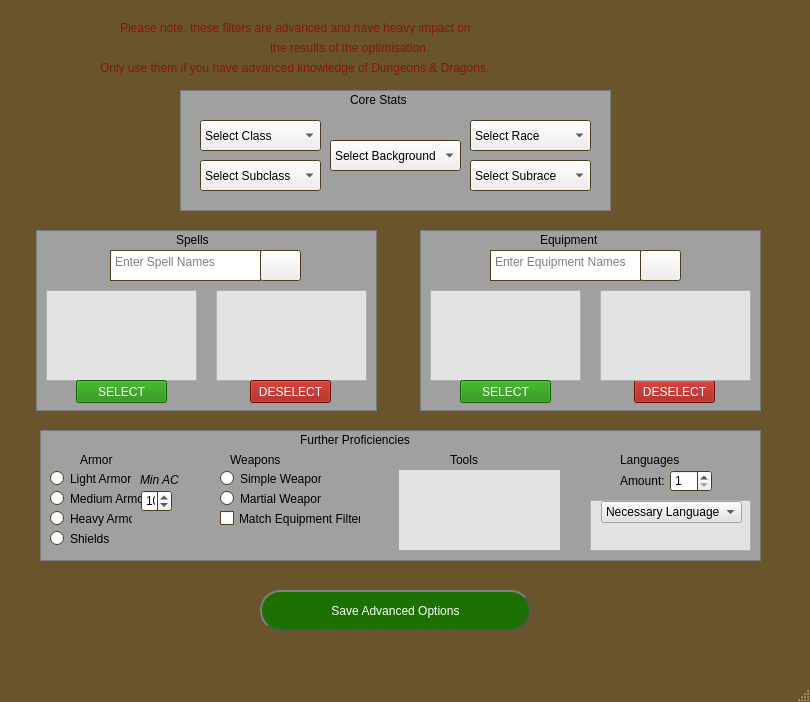
BenPidge/Dissertation-Repository, file FirstDraft/Visuals/AdvancedFiltersMenu.ui: the form before one commit.
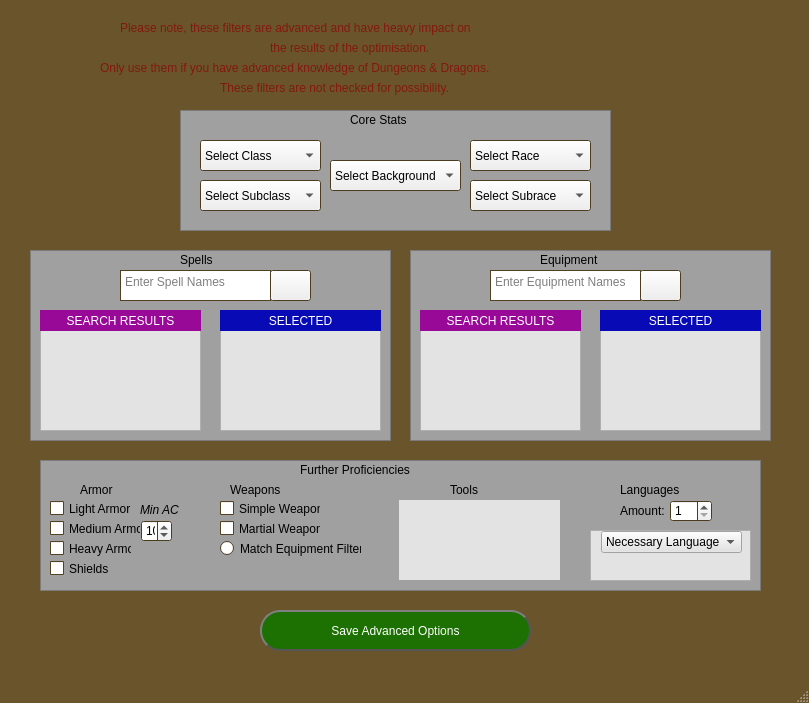
The form after the commit. Icons and pictures are not drawn.

Commit message:
Advanced Options Backend
The core stats, equipment and spell options within advanced options ui now have interactability

```diff
--- a/FirstDraft/Visuals/AdvancedFiltersMenu.ui
+++ b/FirstDraft/Visuals/AdvancedFiltersMenu.ui
@@ -6,8 +6,8 @@
    <rect>
     <x>0</x>
     <y>0</y>
-    <width>810</width>
-    <height>702</height>
+    <width>809</width>
+    <height>703</height>
    </rect>
   </property>
   <property name="palette">
@@ -81,8 +81,8 @@
    <widget class="QLabel" name="spellsLabel">
     <property name="geometry">
      <rect>
-      <x>176</x>
-      <y>230</y>
+      <x>180</x>
+      <y>250</y>
       <width>61</width>
       <height>20</height>
      </rect>
@@ -98,7 +98,7 @@
     <property name="geometry">
      <rect>
       <x>350</x>
-      <y>90</y>
+      <y>110</y>
       <width>91</width>
       <height>20</height>
      </rect>
@@ -114,7 +114,7 @@
     <property name="geometry">
      <rect>
       <x>300</x>
-      <y>430</y>
+      <y>460</y>
       <width>201</width>
       <height>20</height>
      </rect>
@@ -126,27 +126,11 @@
      <string>Further Proficiencies</string>
     </property>
    </widget>
-   <widget class="QLabel" name="equipmentLabel">
-    <property name="geometry">
-     <rect>
-      <x>540</x>
-      <y>230</y>
-      <width>91</width>
-      <height>20</height>
-     </rect>
-    </property>
-    <property name="styleSheet">
-     <string notr="true">font: 12pt &quot;Stencil&quot;;</string>
-    </property>
-    <property name="text">
-     <string>Equipment</string>
-    </property>
-   </widget>
    <widget class="QGraphicsView" name="coreStatsView">
     <property name="geometry">
      <rect>
       <x>180</x>
-      <y>90</y>
+      <y>110</y>
       <width>431</width>
       <height>121</height>
      </rect>
@@ -222,7 +206,7 @@
     <property name="geometry">
      <rect>
       <x>260</x>
-      <y>590</y>
+      <y>610</y>
       <width>271</width>
       <height>41</height>
      </rect>
@@ -243,7 +227,7 @@
     <property name="geometry">
      <rect>
       <x>200</x>
-      <y>120</y>
+      <y>140</y>
       <width>121</width>
       <height>31</height>
      </rect>
@@ -261,7 +245,7 @@
     <property name="geometry">
      <rect>
       <x>200</x>
-      <y>160</y>
+      <y>180</y>
       <width>121</width>
       <height>31</height>
      </rect>
@@ -279,7 +263,7 @@
     <property name="geometry">
      <rect>
       <x>470</x>
-      <y>120</y>
+      <y>140</y>
       <width>121</width>
       <height>31</height>
      </rect>
@@ -297,7 +281,7 @@
     <property name="geometry">
      <rect>
       <x>470</x>
-      <y>160</y>
+      <y>180</y>
       <width>121</width>
       <height>31</height>
      </rect>
@@ -315,7 +299,7 @@
     <property name="geometry">
      <rect>
       <x>330</x>
-      <y>140</y>
+      <y>160</y>
       <width>131</width>
       <height>31</height>
      </rect>
@@ -335,10 +319,10 @@
    <widget class="QGraphicsView" name="spellsView">
     <property name="geometry">
      <rect>
-      <x>36</x>
-      <y>230</y>
-      <width>341</width>
-      <height>181</height>
+      <x>30</x>
+      <y>250</y>
+      <width>361</width>
+      <height>191</height>
      </rect>
     </property>
     <property name="styleSheet">
@@ -360,10 +344,10 @@
    <widget class="QScrollArea" name="spellOptions">
     <property name="geometry">
      <rect>
-      <x>46</x>
-      <y>290</y>
-      <width>151</width>
-      <height>91</height>
+      <x>40</x>
+      <y>330</y>
+      <width>161</width>
+      <height>101</height>
      </rect>
     </property>
     <property name="styleSheet">
@@ -377,8 +361,8 @@
       <rect>
        <x>0</x>
        <y>0</y>
-       <width>149</width>
-       <height>89</height>
+       <width>159</width>
+       <height>99</height>
       </rect>
      </property>
     </widget>
@@ -386,8 +370,8 @@
    <widget class="QTextEdit" name="spellSearchBar">
     <property name="geometry">
      <rect>
-      <x>110</x>
-      <y>250</y>
+      <x>120</x>
+      <y>270</y>
       <width>151</width>
       <height>31</height>
      </rect>
@@ -399,8 +383,8 @@
    <widget class="QPushButton" name="spellSearchBtn">
     <property name="geometry">
      <rect>
-      <x>260</x>
-      <y>250</y>
+      <x>270</x>
+      <y>270</y>
       <width>41</width>
       <height>31</height>
      </rect>
@@ -419,10 +403,10 @@
    <widget class="QScrollArea" name="chosenSpellOptions">
     <property name="geometry">
      <rect>
-      <x>216</x>
-      <y>290</y>
-      <width>151</width>
-      <height>91</height>
+      <x>220</x>
+      <y>330</y>
+      <width>161</width>
+      <height>101</height>
      </rect>
     </property>
     <property name="styleSheet">
@@ -436,71 +420,17 @@
       <rect>
        <x>0</x>
        <y>0</y>
-       <width>149</width>
-       <height>89</height>
+       <width>159</width>
+       <height>99</height>
       </rect>
      </property>
     </widget>
    </widget>
-   <widget class="QPushButton" name="selectSpell">
-    <property name="geometry">
-     <rect>
-      <x>76</x>
-      <y>380</y>
-      <width>91</width>
-      <height>23</height>
-     </rect>
-    </property>
-    <property name="styleSheet">
-     <string notr="true">background-color: rgb(23, 134, 3);
-color: rgb(255, 255, 255);
-font: 87 9pt &quot;Arial Black&quot;;</string>
-    </property>
-    <property name="text">
-     <string>SELECT</string>
-    </property>
-   </widget>
-   <widget class="QPushButton" name="deselectSpell">
-    <property name="geometry">
-     <rect>
-      <x>250</x>
-      <y>380</y>
-      <width>81</width>
-      <height>23</height>
-     </rect>
-    </property>
-    <property name="styleSheet">
-     <string notr="true">background-color: rgb(154, 11, 6);
-color: rgb(255, 255, 255);
-font: 87 9pt &quot;Arial Black&quot;;</string>
-    </property>
-    <property name="text">
-     <string>DESELECT</string>
-    </property>
-   </widget>
-   <widget class="QPushButton" name="deselectEquipment">
-    <property name="geometry">
-     <rect>
-      <x>634</x>
-      <y>380</y>
-      <width>81</width>
-      <height>23</height>
-     </rect>
-    </property>
-    <property name="styleSheet">
-     <string notr="true">background-color: rgb(154, 11, 6);
-color: rgb(255, 255, 255);
-font: 87 9pt &quot;Arial Black&quot;;</string>
-    </property>
-    <property name="text">
-     <string>DESELECT</string>
-    </property>
-   </widget>
    <widget class="QTextEdit" name="equipmentSearchBar">
     <property name="geometry">
      <rect>
       <x>490</x>
-      <y>250</y>
+      <y>270</y>
       <width>151</width>
       <height>31</height>
      </rect>
@@ -509,39 +439,13 @@
      <string>Enter Equipment Names</string>
     </property>
    </widget>
-   <widget class="QScrollArea" name="chosenEquipmentOptions">
-    <property name="geometry">
-     <rect>
-      <x>600</x>
-      <y>290</y>
-      <width>151</width>
-      <height>91</height>
-     </rect>
-    </property>
-    <property name="styleSheet">
-     <string notr="true">background-color: rgb(227, 227, 227);</string>
-    </property>
-    <property name="widgetResizable">
-     <bool>true</bool>
-    </property>
-    <widget class="QWidget" name="chosenEquipmentContents">
-     <property name="geometry">
-      <rect>
-       <x>0</x>
-       <y>0</y>
-       <width>149</width>
-       <height>89</height>
-      </rect>
-     </property>
-    </widget>
-   </widget>
    <widget class="QGraphicsView" name="equipmentView">
     <property name="geometry">
      <rect>
-      <x>420</x>
-      <y>230</y>
-      <width>341</width>
-      <height>181</height>
+      <x>410</x>
+      <y>250</y>
+      <width>361</width>
+      <height>191</height>
      </rect>
     </property>
     <property name="styleSheet">
@@ -560,55 +464,11 @@
      <set>QPainter::TextAntialiasing</set>
     </property>
    </widget>
-   <widget class="QScrollArea" name="equipmentOptions">
-    <property name="geometry">
-     <rect>
-      <x>430</x>
-      <y>290</y>
-      <width>151</width>
-      <height>91</height>
-     </rect>
-    </property>
-    <property name="styleSheet">
-     <string notr="true">background-color: rgb(227, 227, 227);</string>
-    </property>
-    <property name="widgetResizable">
-     <bool>true</bool>
-    </property>
-    <widget class="QWidget" name="equipmentContents">
-     <property name="geometry">
-      <rect>
-       <x>0</x>
-       <y>0</y>
-       <width>149</width>
-       <height>89</height>
-      </rect>
-     </property>
-    </widget>
-   </widget>
-   <widget class="QPushButton" name="selectEquipment">
-    <property name="geometry">
-     <rect>
-      <x>460</x>
-      <y>380</y>
-      <width>91</width>
-      <height>23</height>
-     </rect>
-    </property>
-    <property name="styleSheet">
-     <string notr="true">background-color: rgb(23, 134, 3);
-color: rgb(255, 255, 255);
-font: 87 9pt &quot;Arial Black&quot;;</string>
-    </property>
-    <property name="text">
-     <string>SELECT</string>
-    </property>
-   </widget>
    <widget class="QPushButton" name="equipmentSearchBtn">
     <property name="geometry">
      <rect>
       <x>640</x>
-      <y>250</y>
+      <y>270</y>
       <width>41</width>
       <height>31</height>
      </rect>
@@ -624,11 +484,11 @@
      </size>
     </property>
    </widget>
-   <widget class="QGraphicsView" name="coreStatsView_2">
+   <widget class="QGraphicsView" name="proficienciesView">
     <property name="geometry">
      <rect>
       <x>40</x>
-      <y>430</y>
+      <y>460</y>
       <width>721</width>
       <height>131</height>
      </rect>
@@ -653,7 +513,7 @@
     <property name="geometry">
      <rect>
       <x>80</x>
-      <y>450</y>
+      <y>480</y>
       <width>61</width>
       <height>20</height>
      </rect>
@@ -669,7 +529,7 @@
     <property name="geometry">
      <rect>
       <x>230</x>
-      <y>450</y>
+      <y>480</y>
       <width>81</width>
       <height>20</height>
      </rect>
@@ -685,7 +545,7 @@
     <property name="geometry">
      <rect>
       <x>450</x>
-      <y>450</y>
+      <y>480</y>
       <width>51</width>
       <height>20</height>
      </rect>
@@ -701,7 +561,7 @@
     <property name="geometry">
      <rect>
       <x>620</x>
-      <y>450</y>
+      <y>480</y>
       <width>91</width>
       <height>20</height>
      </rect>
@@ -713,11 +573,11 @@
      <string>Languages</string>
     </property>
    </widget>
-   <widget class="QRadioButton" name="lightArmorBtn">
+   <widget class="QCheckBox" name="lightArmorBtn">
     <property name="geometry">
      <rect>
       <x>50</x>
-      <y>470</y>
+      <y>500</y>
       <width>82</width>
       <height>17</height>
      </rect>
@@ -726,11 +586,11 @@
      <string>Light Armor</string>
     </property>
    </widget>
-   <widget class="QRadioButton" name="mediumArmorBtn">
+   <widget class="QCheckBox" name="mediumArmorBtn">
     <property name="geometry">
      <rect>
       <x>50</x>
-      <y>490</y>
+      <y>520</y>
       <width>91</width>
       <height>17</height>
      </rect>
@@ -739,11 +599,11 @@
      <string>Medium Armor</string>
     </property>
    </widget>
-   <widget class="QRadioButton" name="heavyArmorBtn">
+   <widget class="QCheckBox" name="heavyArmorBtn">
     <property name="geometry">
      <rect>
       <x>50</x>
-      <y>510</y>
+      <y>540</y>
       <width>82</width>
       <height>17</height>
      </rect>
@@ -752,11 +612,11 @@
      <string>Heavy Armor</string>
     </property>
    </widget>
-   <widget class="QRadioButton" name="shieldBtn">
+   <widget class="QCheckBox" name="shieldBtn">
     <property name="geometry">
      <rect>
       <x>50</x>
-      <y>530</y>
+      <y>560</y>
       <width>82</width>
       <height>17</height>
      </rect>
@@ -769,7 +629,7 @@
     <property name="geometry">
      <rect>
       <x>141</x>
-      <y>490</y>
+      <y>520</y>
       <width>31</width>
       <height>22</height>
      </rect>
@@ -788,7 +648,7 @@
     <property name="geometry">
      <rect>
       <x>140</x>
-      <y>470</y>
+      <y>500</y>
       <width>41</width>
       <height>20</height>
      </rect>
@@ -806,7 +666,7 @@
     <property name="geometry">
      <rect>
       <x>620</x>
-      <y>470</y>
+      <y>500</y>
       <width>47</width>
       <height>21</height>
      </rect>
@@ -819,7 +679,7 @@
     <property name="geometry">
      <rect>
       <x>670</x>
-      <y>470</y>
+      <y>500</y>
       <width>42</width>
       <height>22</height>
      </rect>
@@ -835,7 +695,7 @@
     <property name="geometry">
      <rect>
       <x>590</x>
-      <y>500</y>
+      <y>530</y>
       <width>161</width>
       <height>51</height>
      </rect>
@@ -876,7 +736,7 @@
     <property name="geometry">
      <rect>
       <x>399</x>
-      <y>470</y>
+      <y>500</y>
       <width>161</width>
       <height>80</height>
      </rect>
@@ -890,11 +750,11 @@
     <widget class="QWidget" name="page"/>
     <widget class="QWidget" name="page_2"/>
    </widget>
-   <widget class="QRadioButton" name="simpleWeaponsBtn">
+   <widget class="QCheckBox" name="simpleWeaponsBtn">
     <property name="geometry">
      <rect>
       <x>220</x>
-      <y>470</y>
+      <y>500</y>
       <width>101</width>
       <height>17</height>
      </rect>
@@ -903,11 +763,11 @@
      <string>Simple Weapons</string>
     </property>
    </widget>
-   <widget class="QRadioButton" name="martialWeaponsBtn">
+   <widget class="QCheckBox" name="martialWeaponsBtn">
     <property name="geometry">
      <rect>
       <x>220</x>
-      <y>490</y>
+      <y>520</y>
       <width>101</width>
       <height>17</height>
      </rect>
@@ -916,11 +776,11 @@
      <string>Martial Weapons</string>
     </property>
    </widget>
-   <widget class="QCheckBox" name="weaponsMatchEquipmentBtn">
+   <widget class="QRadioButton" name="weaponsMatchEquipmentBtn">
     <property name="geometry">
      <rect>
       <x>220</x>
-      <y>510</y>
+      <y>540</y>
       <width>141</width>
       <height>17</height>
      </rect>
@@ -929,14 +789,182 @@
      <string>Match Equipment Filters</string>
     </property>
    </widget>
-   <zorder>coreStatsView_2</zorder>
+   <widget class="QLabel" name="warningLabel4">
+    <property name="geometry">
+     <rect>
+      <x>220</x>
+      <y>80</y>
+      <width>401</width>
+      <height>16</height>
+     </rect>
+    </property>
+    <property name="styleSheet">
+     <string notr="true">font: 12pt &quot;Stencil&quot;;
+color: rgb(131, 24, 14);</string>
+    </property>
+    <property name="text">
+     <string>These filters are not checked for possibility.</string>
+    </property>
+   </widget>
+   <widget class="QScrollArea" name="chosenEquipmentOptions">
+    <property name="geometry">
+     <rect>
+      <x>600</x>
+      <y>330</y>
+      <width>161</width>
+      <height>101</height>
+     </rect>
+    </property>
+    <property name="styleSheet">
+     <string notr="true">background-color: rgb(227, 227, 227);</string>
+    </property>
+    <property name="widgetResizable">
+     <bool>true</bool>
+    </property>
+    <widget class="QWidget" name="chosenEquipmentContents">
+     <property name="geometry">
+      <rect>
+       <x>0</x>
+       <y>0</y>
+       <width>159</width>
+       <height>99</height>
+      </rect>
+     </property>
+    </widget>
+   </widget>
+   <widget class="QScrollArea" name="equipmentOptions">
+    <property name="geometry">
+     <rect>
+      <x>420</x>
+      <y>330</y>
+      <width>161</width>
+      <height>101</height>
+     </rect>
+    </property>
+    <property name="styleSheet">
+     <string notr="true">background-color: rgb(227, 227, 227);</string>
+    </property>
+    <property name="widgetResizable">
+     <bool>true</bool>
+    </property>
+    <widget class="QWidget" name="equipmentContents">
+     <property name="geometry">
+      <rect>
+       <x>0</x>
+       <y>0</y>
+       <width>159</width>
+       <height>99</height>
+      </rect>
+     </property>
+    </widget>
+   </widget>
+   <widget class="QLabel" name="equipmentLabel">
+    <property name="geometry">
+     <rect>
+      <x>540</x>
+      <y>250</y>
+      <width>91</width>
+      <height>20</height>
+     </rect>
+    </property>
+    <property name="styleSheet">
+     <string notr="true">font: 12pt &quot;Stencil&quot;;</string>
+    </property>
+    <property name="text">
+     <string>Equipment</string>
+    </property>
+   </widget>
+   <widget class="QLabel" name="spellSearchLabel">
+    <property name="geometry">
+     <rect>
+      <x>40</x>
+      <y>310</y>
+      <width>161</width>
+      <height>21</height>
+     </rect>
+    </property>
+    <property name="styleSheet">
+     <string notr="true">background-color: rgb(152, 9, 152);
+color: rgb(255, 255, 255);
+font: 87 9pt &quot;Arial Black&quot;;</string>
+    </property>
+    <property name="text">
+     <string>SEARCH RESULTS</string>
+    </property>
+    <property name="alignment">
+     <set>Qt::AlignCenter</set>
+    </property>
+   </widget>
+   <widget class="QLabel" name="spellSelectedLabel">
+    <property name="geometry">
+     <rect>
+      <x>220</x>
+      <y>310</y>
+      <width>161</width>
+      <height>21</height>
+     </rect>
+    </property>
+    <property name="styleSheet">
+     <string notr="true">background-color: rgb(7, 10, 181);
+color: rgb(255, 255, 255);
+font: 87 9pt &quot;Arial Black&quot;;</string>
+    </property>
+    <property name="text">
+     <string>SELECTED</string>
+    </property>
+    <property name="alignment">
+     <set>Qt::AlignCenter</set>
+    </property>
+   </widget>
+   <widget class="QLabel" name="equipmentSearchLabel">
+    <property name="geometry">
+     <rect>
+      <x>420</x>
+      <y>310</y>
+      <width>161</width>
+      <height>21</height>
+     </rect>
+    </property>
+    <property name="styleSheet">
+     <string notr="true">background-color: rgb(152, 9, 152);
+color: rgb(255, 255, 255);
+font: 87 9pt &quot;Arial Black&quot;;</string>
+    </property>
+    <property name="text">
+     <string>SEARCH RESULTS</string>
+    </property>
+    <property name="alignment">
+     <set>Qt::AlignCenter</set>
+    </property>
+   </widget>
+   <widget class="QLabel" name="equipmentSelectedLabel">
+    <property name="geometry">
+     <rect>
+      <x>600</x>
+      <y>310</y>
+      <width>161</width>
+      <height>21</height>
+     </rect>
+    </property>
+    <property name="styleSheet">
+     <string notr="true">background-color: rgb(7, 10, 181);
+color: rgb(255, 255, 255);
+font: 87 9pt &quot;Arial Black&quot;;</string>
+    </property>
+    <property name="text">
+     <string>SELECTED</string>
+    </property>
+    <property name="alignment">
+     <set>Qt::AlignCenter</set>
+    </property>
+   </widget>
+   <zorder>proficienciesView</zorder>
    <zorder>equipmentView</zorder>
    <zorder>spellsView</zorder>
    <zorder>coreStatsView</zorder>
    <zorder>spellsLabel</zorder>
    <zorder>coreStatsLabel</zorder>
    <zorder>proficienciesLabel</zorder>
-   <zorder>equipmentLabel</zorder>
    <zorder>warningLabel1</zorder>
    <zorder>warningLabel3</zorder>
    <zorder>warningLabel2</zorder>
@@ -950,13 +978,7 @@
    <zorder>spellSearchBar</zorder>
    <zorder>spellSearchBtn</zorder>
    <zorder>chosenSpellOptions</zorder>
-   <zorder>selectSpell</zorder>
-   <zorder>deselectSpell</zorder>
-   <zorder>deselectEquipment</zorder>
    <zorder>equipmentSearchBar</zorder>
-   <zorder>chosenEquipmentOptions</zorder>
-   <zorder>equipmentOptions</zorder>
-   <zorder>selectEquipment</zorder>
    <zorder>equipmentSearchBtn</zorder>
    <zorder>armorLabel</zorder>
    <zorder>weaponsLabel</zorder>
@@ -975,13 +997,21 @@
    <zorder>simpleWeaponsBtn</zorder>
    <zorder>martialWeaponsBtn</zorder>
    <zorder>weaponsMatchEquipmentBtn</zorder>
+   <zorder>warningLabel4</zorder>
+   <zorder>chosenEquipmentOptions</zorder>
+   <zorder>equipmentOptions</zorder>
+   <zorder>equipmentLabel</zorder>
+   <zorder>spellSearchLabel</zorder>
+   <zorder>spellSelectedLabel</zorder>
+   <zorder>equipmentSearchLabel</zorder>
+   <zorder>equipmentSelectedLabel</zorder>
   </widget>
   <widget class="QMenuBar" name="menubar">
    <property name="geometry">
     <rect>
      <x>0</x>
      <y>0</y>
-     <width>810</width>
+     <width>809</width>
      <height>21</height>
     </rect>
    </property>
```
The commit also changes 5 other files.
